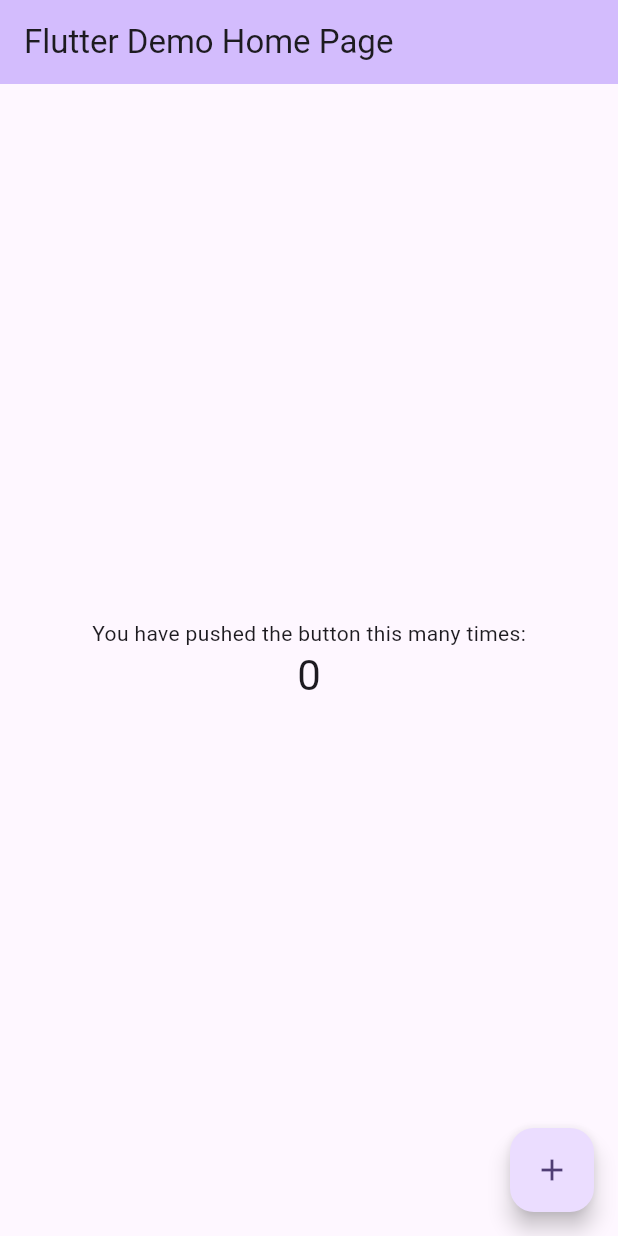
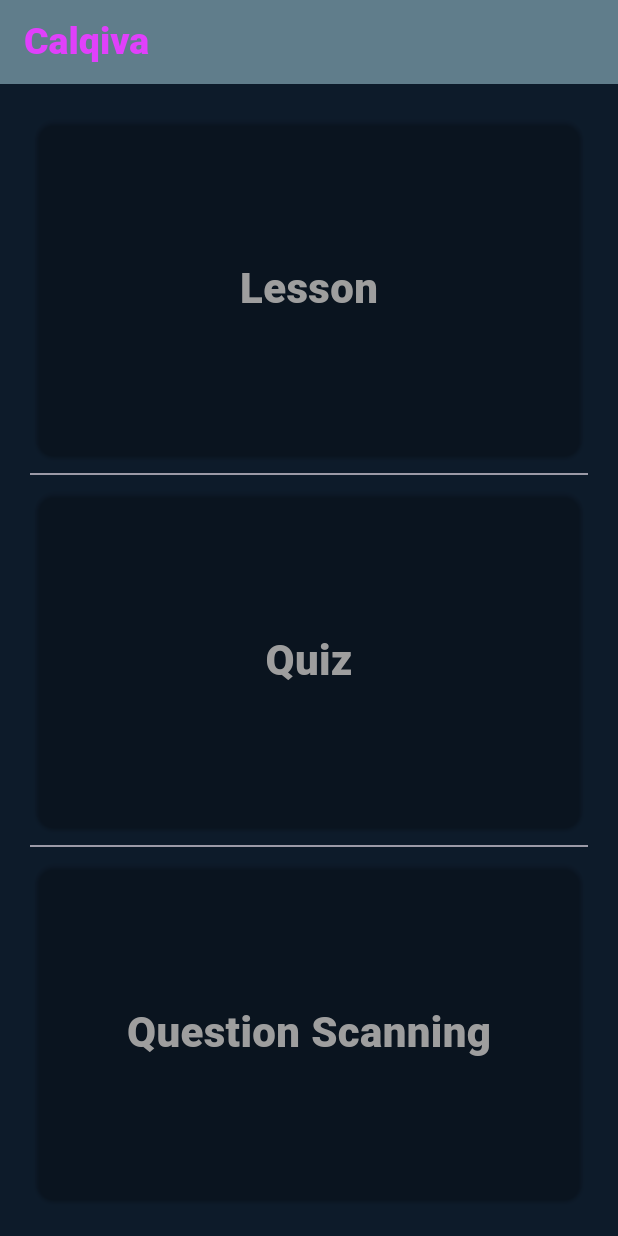
Before and after one commit to wisdom836749/calqiva, a Flutter app: the screen it shows after launch, on a phone screen of 412 x 824 dp. Run offline on Flutter 3.47's test engine with Material 3 defaults, Android fonts, the phone set to English and light mode, and no system bars; our stand-ins replace sqflite; accounts and stored records are empty.

Commit message:
update app

```diff
--- a/lib/database/database_schema.dart
+++ b/lib/database/database_schema.dart
@@ -20,7 +20,7 @@ class DatabaseSchema {
   static const createLessonsTable = '''
     CREATE TABLE lessons(
       id INTEGER PRIMARY KEY,
-      sub_topic_id INTEGER PRIMARY KEY,
+      sub_topic_id INTEGER NOT NULL,
       block_type TEXT NOT NULL,
       position INTEGER NOT NULL,
 
--- a/lib/main.dart
+++ b/lib/main.dart
@@ -1,122 +1,21 @@
 import 'package:flutter/material.dart';
+import 'screens/menu_screen.dart';
 
 void main() {
-  runApp(const MyApp());
+  runApp(const Calqiva());
 }
 
-class MyApp extends StatelessWidget {
-  const MyApp({super.key});
+class Calqiva extends StatelessWidget {
+  const Calqiva({
+    super.key,
+  });
 
-  // This widget is the root of your application.
   @override
   Widget build(BuildContext context) {
     return MaterialApp(
-      title: 'Flutter Demo',
-      theme: ThemeData(
-        // This is the theme of your application.
-        //
-        // TRY THIS: Try running your application with "flutter run". You'll see
-        // the application has a purple toolbar. Then, without quitting the app,
-        // try changing the seedColor in the colorScheme below to Colors.green
-        // and then invoke "hot reload" (save your changes or press the "hot
-        // reload" button in a Flutter-supported IDE, or press "r" if you used
-        // the command line to start the app).
-        //
-        // Notice that the counter didn't reset back to zero; the application
-        // state is not lost during the reload. To reset the state, use hot
-        // restart instead.
-        //
-        // This works for code too, not just values: Most code changes can be
-        // tested with just a hot reload.
-        colorScheme: .fromSeed(seedColor: Colors.deepPurple),
-      ),
-      home: const MyHomePage(title: 'Flutter Demo Home Page'),
+      debugShowCheckedModeBanner : false,
+
+      home : MenuScreen(),
     );
   }
 }
-
-class MyHomePage extends StatefulWidget {
-  const MyHomePage({super.key, required this.title});
-
-  // This widget is the home page of your application. It is stateful, meaning
-  // that it has a State object (defined below) that contains fields that affect
-  // how it looks.
-
-  // This class is the configuration for the state. It holds the values (in this
-  // case the title) provided by the parent (in this case the App widget) and
-  // used by the build method of the State. Fields in a Widget subclass are
-  // always marked "final".
-
-  final String title;
-
-  @override
-  State<MyHomePage> createState() => _MyHomePageState();
-}
-
-class _MyHomePageState extends State<MyHomePage> {
-  int _counter = 0;
-
-  void _incrementCounter() {
-    setState(() {
-      // This call to setState tells the Flutter framework that something has
-      // changed in this State, which causes it to rerun the build method below
-      // so that the display can reflect the updated values. If we changed
-      // _counter without calling setState(), then the build method would not be
-      // called again, and so nothing would appear to happen.
-      _counter++;
-    });
-  }
-
-  @override
-  Widget build(BuildContext context) {
-    // This method is rerun every time setState is called, for instance as done
-    // by the _incrementCounter method above.
-    //
-    // The Flutter framework has been optimized to make rerunning build methods
-    // fast, so that you can just rebuild anything that needs updating rather
-    // than having to individually change instances of widgets.
-    return Scaffold(
-      appBar: AppBar(
-        // TRY THIS: Try changing the color here to a specific color (to
-        // Colors.amber, perhaps?) and trigger a hot reload to see the AppBar
-        // change color while the other colors stay the same.
-        backgroundColor: Theme.of(context).colorScheme.inversePrimary,
-        // Here we take the value from the MyHomePage object that was created by
-        // the App.build method, and use it to set our appbar title.
-        title: Text(widget.title),
-      ),
-      body: Center(
-        // Center is a layout widget. It takes a single child and positions it
-        // in the middle of the parent.
-        child: Column(
-          // Column is also a layout widget. It takes a list of children and
-          // arranges them vertically. By default, it sizes itself to fit its
-          // children horizontally, and tries to be as tall as its parent.
-          //
-          // Column has various properties to control how it sizes itself and
-          // how it positions its children. Here we use mainAxisAlignment to
-          // center the children vertically; the main axis here is the vertical
-          // axis because Columns are vertical (the cross axis would be
-          // horizontal).
-          //
-          // TRY THIS: Invoke "debug painting" (choose the "Toggle Debug Paint"
-          // action in the IDE, or press "p" in the console), to see the
-          // wireframe for each widget.
-          mainAxisAlignment: .center,
-          children: [
-            const Text('You have pushed the button this many times:'),
-            Text(
-              '$_counter',
-              style: Theme.of(context).textTheme.headlineMedium,
-            ),
-          ],
-        ),
-      ),
-      floatingActionButton: FloatingActionButton(
-        onPressed: _incrementCounter,
-        tooltip: 'Increment',
-        child: const Icon(Icons.add),
-      ),
-    );
-  }
-}
--- /dev/null
+++ b/lib/screens/menu_screen.dart
@@ -0,0 +1,108 @@
+import 'package:flutter/material.dart';
+import 'topic_screen.dart';
+
+class MenuScreen extends StatelessWidget {
+  const MenuScreen({super.key});
+
+  @override
+  Widget build(BuildContext context) {
+    return Scaffold(
+      backgroundColor : Color(0xFF0D1B2A),
+
+      appBar : AppBar(
+        title : const Text(
+          "Calqiva",
+          style : TextStyle(
+            fontSize : 25,
+            fontWeight  : FontWeight.w800,
+            color : Colors.purpleAccent,
+          ),
+        ),
+
+        backgroundColor : Colors.blueGrey,
+      ),
+
+      body : Padding(
+        padding : EdgeInsets.all(20),
+
+        child : Column(
+          children : [
+            Expanded(
+              child : InkWell(
+                onTap: () {
+                  Navigator.push(
+                    context,
+                    MaterialPageRoute(
+                      builder : (_) => TopicScreen(),
+                    ),
+                  );
+                },
+
+                child : Card(
+                  color : Colors.transparent,
+
+                  child : Center(
+                    child : Text(
+                      "Lesson",
+                      style : TextStyle(
+                        fontWeight : FontWeight.w900,
+                        fontSize : 28,
+                        color : Colors.grey,
+                      ),
+                    ),
+                  ),
+                ),
+              ),
+            ),
+
+            const Divider(),
+
+            Expanded(
+              child : InkWell(
+                onTap : () {},
+
+                child : Card(
+                  color : Colors.transparent,
+
+                  child : Center(
+                    child : Text(
+                      "Quiz",
+                      style : TextStyle(
+                        fontSize : 28,
+                        fontWeight : FontWeight.w900,
+                        color : Colors.grey,
+                      ),
+                    ),
+                  ),
+                ),
+              ),
+            ),
+
+            const Divider(),
+
+            Expanded(
+              child : InkWell(
+                onTap : () {},
+
+                child : Card(
+                  color : Colors.transparent,
+
+                  child : Center(
+                    child : Text(
+                      "Question Scanning",
+                      style : TextStyle(
+                        fontSize : 28,
+                        fontWeight : FontWeight.w900,
+                        color : Colors.grey,
+                      ),
+                    ),
+                  ),
+                ),
+              ),
+            ),
+          ],
+        ),
+      ),
+    );
+  }
+}
```
Also changed, not shown: lib/models/sub_topic.dart (added, +19 -0 lines), lib/models/topic.dart (added, +19 -0 lines), lib/repositories/sub_topic_repository.dart (added, +18 -0 lines), lib/repositories/topic_repository.dart (added, +15 -0 lines), lib/screens/sub_topic_screen.dart (added, +115 -0 lines), lib/screens/topic_screen.dart (added, +172 -0 lines), 1 other file.
